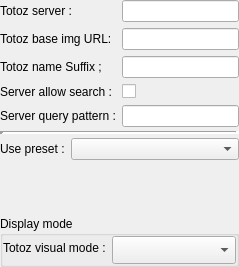
dguihal/quteqoin, file ui/settingsmanager/qqtotozsettings.ui: the form before one commit.
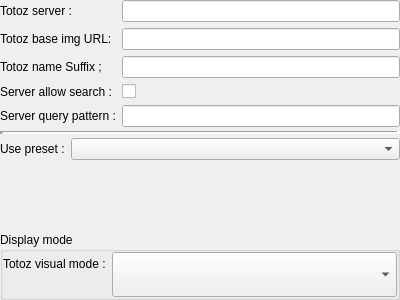
The form after the commit.

What changed in the file:
```diff
--- a/ui/settingsmanager/qqtotozsettings.ui
+++ b/ui/settingsmanager/qqtotozsettings.ui
@@ -6,8 +6,8 @@
    <rect>
     <x>0</x>
     <y>0</y>
-    <width>239</width>
-    <height>267</height>
+    <width>400</width>
+    <height>300</height>
    </rect>
   </property>
   <property name="windowTitle">
```
